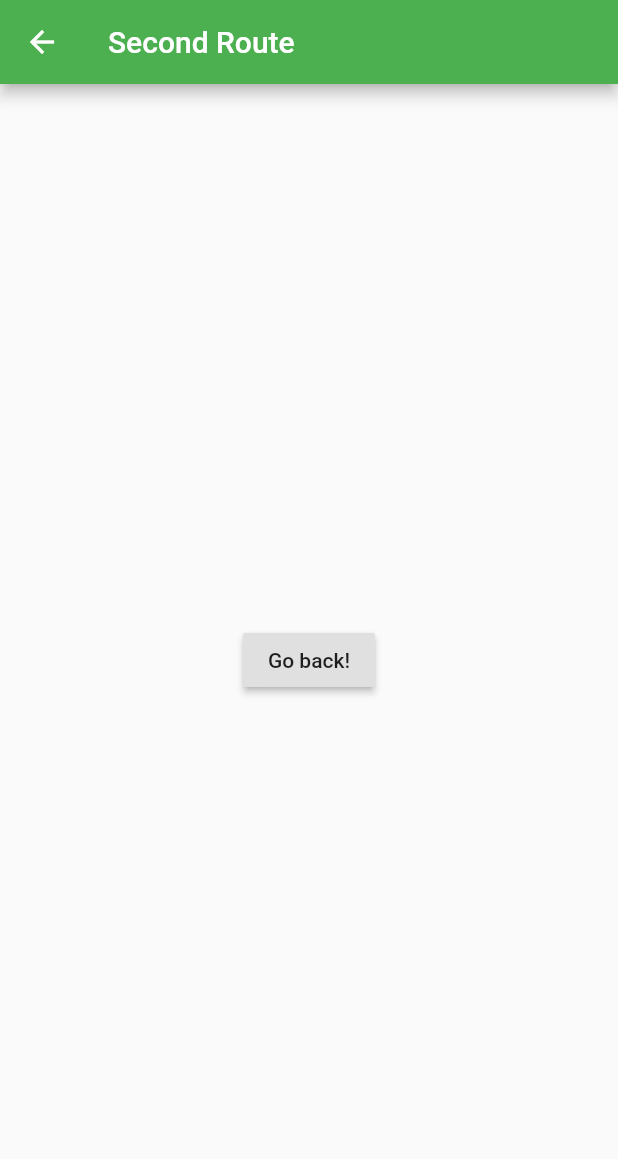
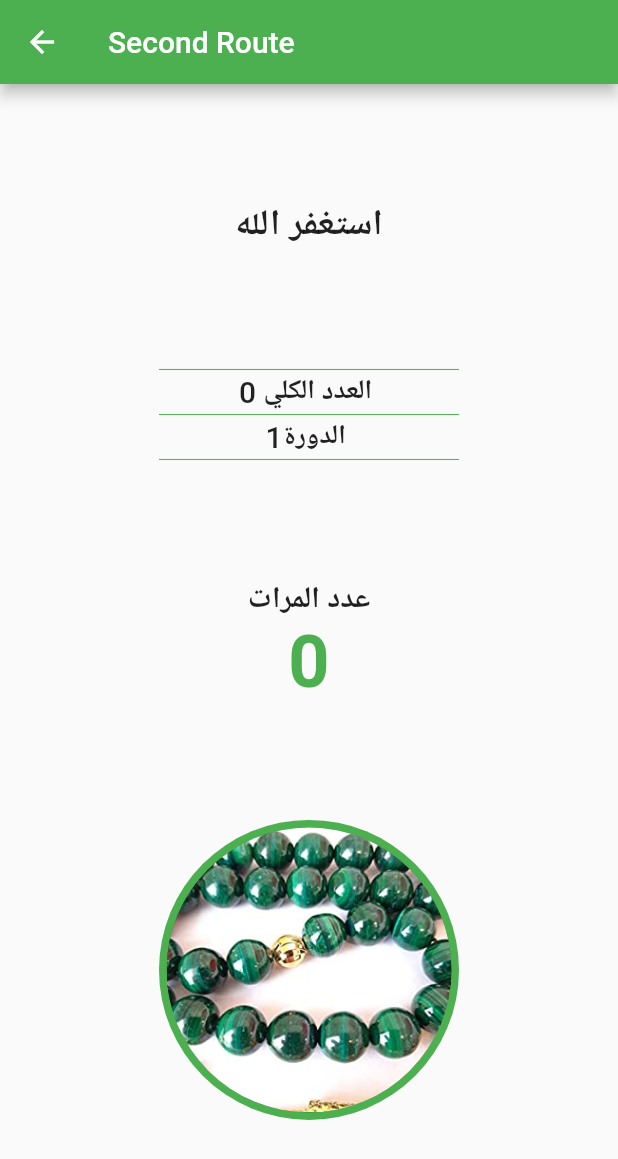
Before and after one commit to githussein/istqfar, a Flutter app: the screen it shows after launch, after a tap on "استغفر الله", on a phone screen of 412 x 824 dp. Shown: the top 1159 px of the screen. Run offline on Flutter 3.47's test engine with Material 2 defaults, Android fonts, the phone set to English and light mode, and no system bars.

Commit message:
Added Misbaha route for zekr counting

```diff
--- a/lib/counter.dart
+++ /dev/null
@@ -1,22 +0,0 @@
-import 'package:flutter/material.dart';
-
-class SecondRoute extends StatelessWidget {
-  @override
-  Widget build(BuildContext context) {
-    return Scaffold(
-      appBar: AppBar(
-        title: Text("Second Route"),
-      ),
-      body: Center(
-        child: RaisedButton(
-          onPressed: () {
-            // Navigate back to the first screen by popping the current route
-            // off the stack.
-            Navigator.pop(context);
-          },
-          child: Text('Go back!'),
-        ),
-      ),
-    );
-  }
-}
--- a/lib/main.dart
+++ b/lib/main.dart
@@ -1,6 +1,5 @@
 import 'package:flutter/material.dart';
-import 'package:istqfar/counter.dart';
-//import 'package:fluttertoast/fluttertoast.dart';
+import 'package:istqfar/misbaha.dart';
 
 void main() {
   runApp(MyApp());
@@ -10,12 +9,12 @@ class MyApp extends StatelessWidget {
   @override
   Widget build(BuildContext context) {
     return MaterialApp(
-      title: 'Istqfar',
+      title: 'Istqfar ',
       theme: ThemeData(
         primarySwatch: Colors.green,
         visualDensity: VisualDensity.adaptivePlatformDensity,
       ),
-      home: MyHomePage(title: 'Istqfar'),
+      home: MyHomePage(title: 'Istqfar - استغفار'),
     );
   }
 }
@@ -30,13 +29,13 @@ class MyHomePage extends StatefulWidget {
 }
 
 class _MyHomePageState extends State<MyHomePage> {
-  int _counter = 0;
-
-  void _incrementCounter() {
-    setState(() {
-      _counter++;
-    });
-  }
+  // int _counter = 0;
+  //
+  // void _incrementCounter() {
+  //   setState(() {
+  //     _counter++;
+  //   });
+  // }
 
   @override
   Widget build(BuildContext context) {
@@ -47,23 +46,12 @@ class _MyHomePageState extends State<MyHomePage> {
       body: Container(
         child: ListView(
           children: <Widget>[
-            Center(
-              child: Text(
-                'سبحان الله',
-                style: TextStyle(fontSize: 20.0, fontWeight: FontWeight.bold),
-              ),
-            ),
-            Center(
-              child: Text(
-                '$_counter',
-                style: Theme.of(context).textTheme.headline4,
-              ),
-            ),
             FlatButton(
               onPressed: () {
                 Navigator.push(
                   context,
-                  MaterialPageRoute(builder: (context) => SecondRoute()),
+                  MaterialPageRoute(
+                      builder: (context) => Counter('استغفر الله')),
                 );
               },
               child: Card(
@@ -85,7 +73,13 @@ class _MyHomePageState extends State<MyHomePage> {
               ),
             ),
             FlatButton(
-              onPressed: () {},
+              onPressed: () {
+                Navigator.push(
+                  context,
+                  MaterialPageRoute(
+                      builder: (context) => Counter('سبحان الله')),
+                );
+              },
               child: Card(
                 margin: EdgeInsets.symmetric(vertical: 10.0, horizontal: 10.0),
                 color: Colors.green,
@@ -105,7 +99,12 @@ class _MyHomePageState extends State<MyHomePage> {
               ),
             ),
             FlatButton(
-              onPressed: () {},
+              onPressed: () {
+                Navigator.push(
+                  context,
+                  MaterialPageRoute(builder: (context) => Counter('الحمد لله')),
+                );
+              },
               child: Card(
                 margin: EdgeInsets.symmetric(vertical: 10.0, horizontal: 10.0),
                 color: Colors.green,
@@ -124,13 +123,138 @@ class _MyHomePageState extends State<MyHomePage> {
                 )),
               ),
             ),
+            FlatButton(
+              onPressed: () {
+                Navigator.push(
+                  context,
+                  MaterialPageRoute(builder: (context) => Counter('الله أكبر')),
+                );
+              },
+              child: Card(
+                margin: EdgeInsets.symmetric(vertical: 10.0, horizontal: 10.0),
+                color: Colors.green,
+                child: (ListTile(
+                  leading: Icon(
+                    Icons.location_on,
+                    color: Colors.white,
+                  ),
+                  title: Text(
+                    'الله أكبر',
+                    style: TextStyle(
+                        color: Colors.white,
+                        fontSize: 20.0,
+                        fontWeight: FontWeight.bold),
+                  ),
+                )),
+              ),
+            ),
+            FlatButton(
+              onPressed: () {
+                Navigator.push(
+                  context,
+                  MaterialPageRoute(
+                      builder: (context) => Counter('لا إله إلا الله')),
+                );
+              },
+              child: Card(
+                margin: EdgeInsets.symmetric(vertical: 10.0, horizontal: 10.0),
+                color: Colors.green,
+                child: (ListTile(
+                  leading: Icon(
+                    Icons.location_on,
+                    color: Colors.white,
+                  ),
+                  title: Text(
+                    'لا إله إلا الله',
+                    style: TextStyle(
+                        color: Colors.white,
+                        fontSize: 20.0,
+                        fontWeight: FontWeight.bold),
+                  ),
+                )),
+              ),
+            ),
+            FlatButton(
+              onPressed: () {
+                Navigator.push(
+                  context,
+                  MaterialPageRoute(
+                      builder: (context) =>
+                          Counter('لا حول ولا قوة إلا بالله')),
+                );
+              },
+              child: Card(
+                margin: EdgeInsets.symmetric(vertical: 10.0, horizontal: 10.0),
+                color: Colors.green,
+                child: (ListTile(
+                  leading: Icon(
+                    Icons.location_on,
+                    color: Colors.white,
+                  ),
+                  title: Text(
+                    'لا حول ولا قوة إلا بالله',
+                    style: TextStyle(
+                        color: Colors.white,
+                        fontSize: 20.0,
+                        fontWeight: FontWeight.bold),
+                  ),
+                )),
+              ),
+            ),
+            FlatButton(
+              onPressed: () {
+                Navigator.push(
+                  context,
+                  MaterialPageRoute(
+                      builder: (context) => Counter('اللهم صل على نبينا محمد')),
+                );
+              },
+              child: Card(
+                margin: EdgeInsets.symmetric(vertical: 10.0, horizontal: 10.0),
+                color: Colors.green,
+                child: (ListTile(
+                  leading: Icon(
+                    Icons.location_on,
+                    color: Colors.white,
+                  ),
+                  title: Text(
+                    'اللهم صل على نبينا محمد',
+                    style: TextStyle(
+                        color: Colors.white,
+                        fontSize: 20.0,
+                        fontWeight: FontWeight.bold),
+                  ),
+                )),
+              ),
+            ),
           ],
         ),
       ),
-      floatingActionButton: FloatingActionButton(
-        onPressed: _incrementCounter,
-        tooltip: 'Increment',
-        child: Icon(Icons.add),
+
+      // floatingActionButton: FloatingActionButton(
+      //   onPressed: _incrementCounter,
+      //   tooltip: 'Increment',
+      //   child: Icon(Icons.add),
+      // ),
+
+      bottomNavigationBar: BottomNavigationBar(
+        items: [
+          BottomNavigationBarItem(
+            icon: Icon(Icons.home),
+            title: Text('الرئيسية'),
+            backgroundColor: Colors.green,
+          ),
+          BottomNavigationBarItem(
+            icon: Icon(Icons.playlist_add_check),
+            title: Text('المسبحة'),
+            backgroundColor: Colors.green,
+          ),
+          BottomNavigationBarItem(
+            icon: Icon(Icons.alarm),
+            title: Text('الأذكار'),
+            backgroundColor: Colors.green,
+          ),
+        ],
       ),
     );
   }
--- /dev/null
+++ b/lib/misbaha.dart
@@ -0,0 +1,128 @@
+import 'package:flutter/material.dart';
+
+class Counter extends StatefulWidget {
+  final String zekrText; //if you have multiple values add here
+  Counter(this.zekrText, {Key key}) : super(key: key);
+
+  @override
+  _CounterState createState() => _CounterState();
+}
+
+class _CounterState extends State<Counter> {
+  int _counter = 0;
+  int _totalCounter = 0;
+  int _round = 1;
+
+  //Method to increment Zekr counter
+  void _incrementCounter() {
+    setState(() {
+      _totalCounter++;
+
+      if (_counter >= 33) {
+        _counter = 1;
+        _round++;
+      } else {
+        _counter++;
+      }
+    });
+  }
+
+  @override
+  Widget build(BuildContext context) {
+    return Scaffold(
+      appBar: AppBar(
+        title: Text("Second Route"),
+      ),
+      body: Center(
+        child: Column(
+          mainAxisAlignment: MainAxisAlignment.spaceEvenly,
+          children: <Widget>[
+            Text(
+              widget.zekrText,
+              style: TextStyle(fontSize: 24.0, fontWeight: FontWeight.bold),
+            ),
+            Column(
+              children: <Widget>[
+                SizedBox(
+                  height: 5.0,
+                  width: 200.0,
+                  child: Divider(
+                    color: Colors.green,
+                  ),
+                ),
+                Row(
+                  mainAxisAlignment: MainAxisAlignment.center,
+                  children: <Widget>[
+                    Text(
+                      '$_totalCounter ',
+                      style: Theme.of(context).textTheme.headline6,
+                    ),
+                    Text(
+                      'العدد الكلي ',
+                      style: TextStyle(
+                          fontSize: 18.0, fontWeight: FontWeight.bold),
+                    ),
+                  ],
+                ),
+                SizedBox(
+                  height: 5.0,
+                  width: 200.0,
+                  child: Divider(
+                    color: Colors.green,
+                  ),
+                ),
+                Row(
+                  mainAxisAlignment: MainAxisAlignment.center,
+                  children: <Widget>[
+                    Text(
+                      '$_round',
+                      style: Theme.of(context).textTheme.headline6,
+                    ),
+                    Text(
+                      'الدورة ',
+                      style: TextStyle(
+                          fontSize: 18.0, fontWeight: FontWeight.bold),
+                    ),
+                  ],
+                ),
+                SizedBox(
+                  height: 5.0,
+                  width: 200.0,
+                  child: Divider(
+                    color: Colors.green,
+                  ),
+                ),
+              ],
+            ),
+            Column(
+              children: <Widget>[
+                Text(
+                  'عدد المرات',
+                  style: TextStyle(fontSize: 20.0, fontWeight: FontWeight.bold),
+                ),
+                Text(
+                  '$_counter',
+                  style: TextStyle(
+                      fontSize: 48,
+                      fontWeight: FontWeight.bold,
+                      color: Colors.green),
+                ),
+              ],
+            ),
+            FlatButton(
+              onPressed: _incrementCounter,
+              child: CircleAvatar(
+                radius: 100.0,
+                backgroundColor: Colors.green,
+                child: CircleAvatar(
+                  radius: 95.0,
+                  backgroundImage: AssetImage('images/seb7ah.jpg'),
+                ),
+              ),
+            ),
+          ],
+        ),
+      ),
+    );
+  }
+}
--- a/pubspec.yaml
+++ b/pubspec.yaml
@@ -30,6 +30,9 @@ dependencies:
   cupertino_icons: ^0.1.3
   #Toast Library for Flutter
   fluttertoast: ^7.0.4
+  #flutter_local_notifications
+  #https://pub.dev/packages/flutter_local_notifications
+  flutter_local_notifications: ^1.4.4+4
 
 dev_dependencies:
   flutter_test:
@@ -50,6 +53,9 @@ flutter:
   # assets:
   #   - images/a_dot_burr.jpeg
   #   - images/a_dot_ham.jpeg
+
+  assets:
+    - images/
 
   # An image asset can refer to one or more resolution-specific "variants", see
   # https://flutter.dev/assets-and-images/#resolution-aware.
```
Also changed, not shown: images/seb7ah.jpg (added), pubspec.lock, 2 other files.
